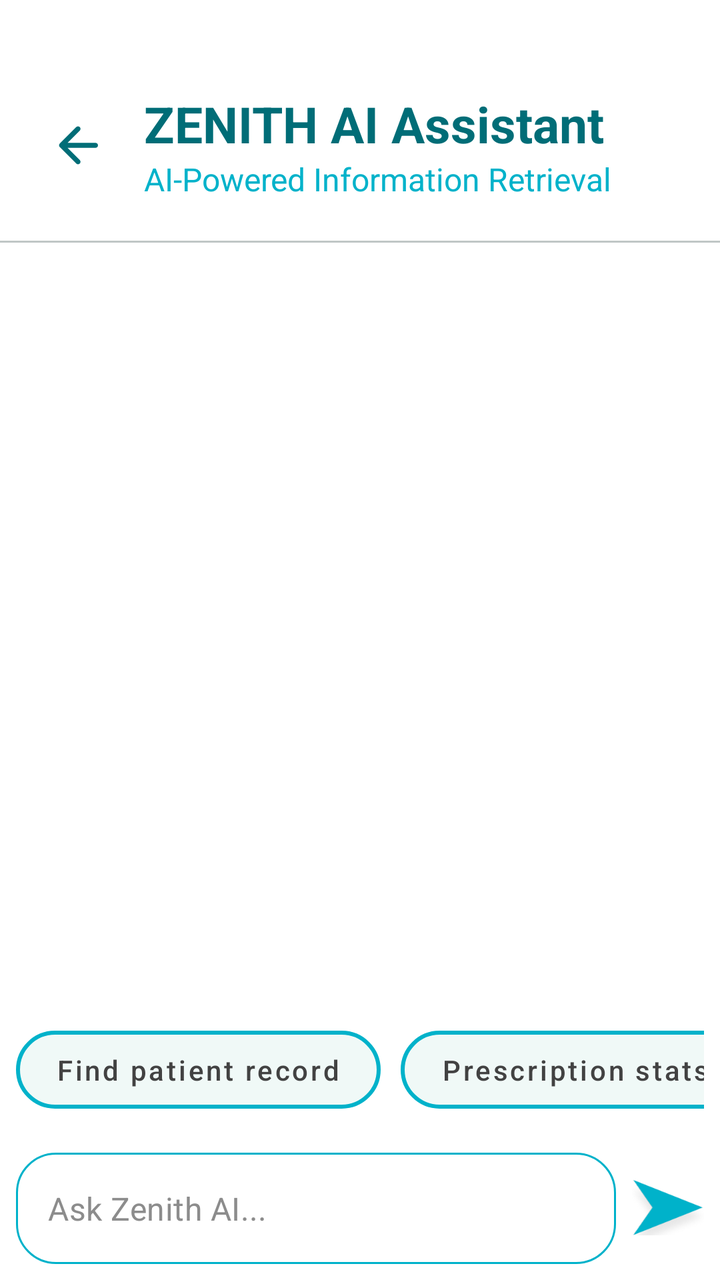
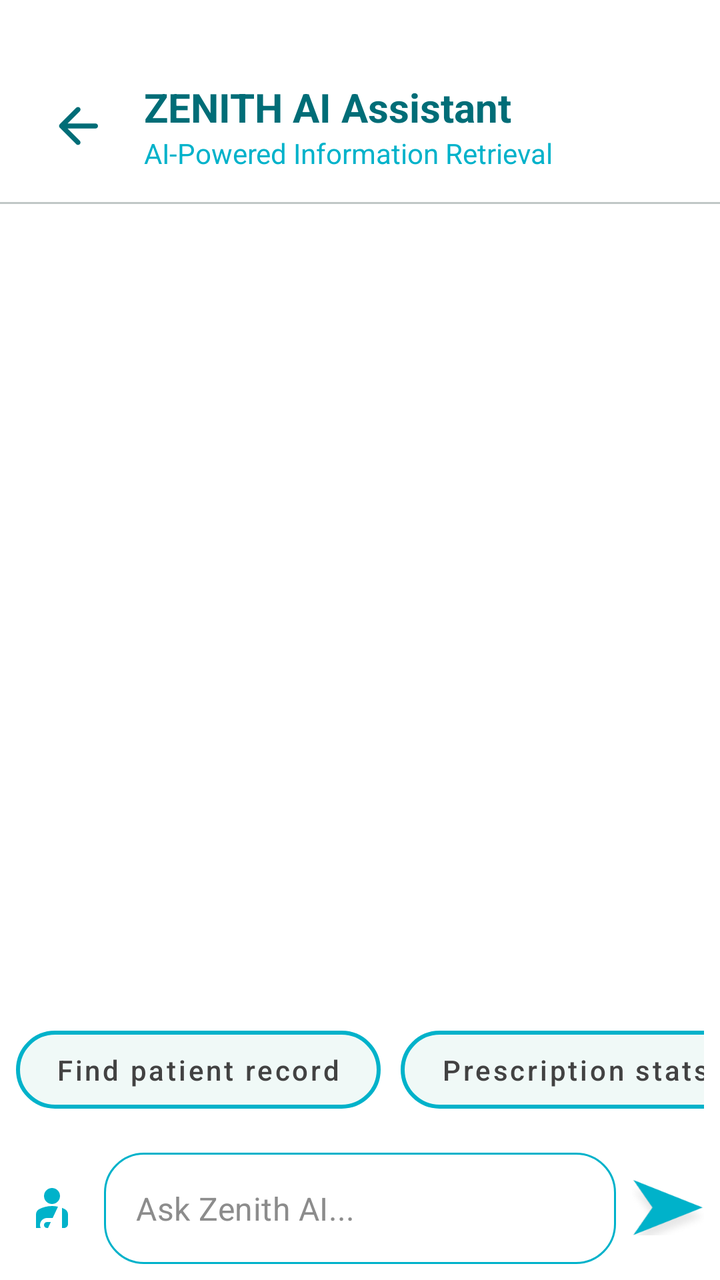

The first picture is an Android layout as it rendered before a commit; the second is the same layout after the commit. The layout source and the unified diff follow.
<!-- AndroidManifest.xml: application theme Theme.Zenith -->
<!-- res/layout/activity_chatbot.xml -->
<?xml version="1.0" encoding="utf-8"?>
<androidx.constraintlayout.widget.ConstraintLayout xmlns:android="http://schemas.android.com/apk/res/android"
    xmlns:app="http://schemas.android.com/apk/res-auto"
    xmlns:tools="http://schemas.android.com/tools"
    android:id="@+id/main"
    android:layout_width="match_parent"
    android:layout_height="match_parent"
    tools:context=".Chatbot">

    <RelativeLayout
        android:id="@+id/toolbar_layout"
        android:layout_width="match_parent"
        android:layout_height="wrap_content"
        android:layout_marginTop="24sp"
        android:background="@drawable/bottom_divider"
        android:paddingHorizontal="24dp"
        android:paddingVertical="21sp"
        app:layout_constraintTop_toTopOf="parent"
        app:layout_constraintStart_toStartOf="parent"
        app:layout_constraintEnd_toEndOf="parent">

        <ImageButton
            android:id="@+id/back"
            android:layout_width="30dp"
            android:layout_height="30dp"
            android:layout_centerVertical="true"
            android:background="@drawable/round_arrow_back_24"
            android:contentDescription="@string/none" />

        <LinearLayout
            android:layout_width="wrap_content"
            android:layout_height="wrap_content"
            android:layout_marginStart="18dp"
            android:layout_toEndOf="@id/back"
            android:orientation="vertical">

            <TextView
                android:id="@+id/toolbar_title"
                android:layout_width="wrap_content"
                android:layout_height="wrap_content"
                android:text="ZENITH AI Assistant"
                android:textColor="@color/caribbean"
                android:textSize="25sp"
                android:textStyle="bold" />

            <TextView
                android:id="@+id/toolbar_subtitle"
                android:layout_width="wrap_content"
                android:layout_height="wrap_content"
                android:text="AI-Powered Information Retrieval"
                android:textColor="@color/moonstone"
                android:textSize="16sp" />

        </LinearLayout>
    </RelativeLayout>

    <androidx.recyclerview.widget.RecyclerView
        android:id="@+id/chat_recyclerview"
        android:layout_width="match_parent"
        android:layout_height="0dp"
        app:layout_constraintTop_toBottomOf="@id/toolbar_layout"
        app:layout_constraintBottom_toTopOf="@id/bottom_controls_layout"
        app:layout_constraintStart_toStartOf="parent"
        app:layout_constraintEnd_toEndOf="parent" />

    <HorizontalScrollView
        android:id="@+id/bottom_controls_layout"
        android:layout_width="match_parent"
        android:layout_height="wrap_content"
        android:padding="8dp"
        android:scrollbars="none"
        app:layout_constraintBottom_toTopOf="@id/chat"
        app:layout_constraintStart_toStartOf="parent"
        app:layout_constraintEnd_toEndOf="parent">

        <LinearLayout
            android:layout_width="wrap_content"
            android:layout_height="wrap_content"
            android:orientation="horizontal"
            android:gravity="center_vertical">

            <com.google.android.material.button.MaterialButton
                android:id="@+id/patient_records"
                android:layout_width="wrap_content"
                android:layout_height="wrap_content"
                android:paddingHorizontal="20dp"
                android:paddingVertical="10dp"
                android:backgroundTint="@color/cream"
                android:text="Find patient record"
                android:textColor="@color/text"
                android:textSize="14sp"
                android:textAllCaps="false"
                app:cornerRadius="20dp"
                app:strokeColor="@color/moonstone"
                app:strokeWidth="2dp"
                android:stateListAnimator="@null" />

            <com.google.android.material.button.MaterialButton
                android:id="@+id/prescription_stats"
                android:layout_width="wrap_content"
                android:layout_height="wrap_content"
                android:layout_marginStart="10dp"
                android:paddingHorizontal="20dp"
                android:paddingVertical="10dp"
                android:backgroundTint="@color/cream"
                android:text="Prescription stats"
                android:textColor="@color/text"
                android:textSize="14sp"
                android:textAllCaps="false"
                app:cornerRadius="20dp"
                app:strokeColor="@color/moonstone"
                app:strokeWidth="2dp"
                android:stateListAnimator="@null" />

            <com.google.android.material.button.MaterialButton
                android:id="@+id/follow_ups"
                android:layout_width="wrap_content"
                android:layout_height="wrap_content"
                android:layout_marginStart="10dp"
                android:paddingHorizontal="20dp"
                android:paddingVertical="10dp"
                android:backgroundTint="@color/cream"
                android:text="Upcoming follow-ups"
                android:textColor="@color/text"
                android:textSize="14sp"
                android:textAllCaps="false"
                app:cornerRadius="20dp"
                app:strokeColor="@color/moonstone"
                app:strokeWidth="2dp"
                android:stateListAnimator="@null" />

            <com.google.android.material.button.MaterialButton
                android:id="@+id/referral_suggestions"
                android:layout_width="wrap_content"
                android:layout_height="wrap_content"
                android:layout_marginStart="10dp"
                android:paddingHorizontal="20dp"
                android:paddingVertical="10dp"
                android:backgroundTint="@color/cream"
                android:text="Referral suggestions"
                android:textColor="@color/text"
                android:textSize="14sp"
                android:textAllCaps="false"
                app:cornerRadius="20dp"
                app:strokeColor="@color/moonstone"
                app:strokeWidth="2dp"
                android:stateListAnimator="@null" />

        </LinearLayout>

    </HorizontalScrollView>

    <LinearLayout
        android:id="@+id/chat"
        android:layout_width="match_parent"
        android:layout_height="wrap_content"
        android:orientation="horizontal"
        android:gravity="center_vertical"
        android:padding="8dp"
        app:layout_constraintBottom_toBottomOf="parent"
        app:layout_constraintStart_toStartOf="parent"
        app:layout_constraintEnd_toEndOf="parent">

        <com.google.android.material.textfield.TextInputLayout
            android:id="@+id/chat_input_layout"
            android:layout_width="0dp"
            android:layout_height="wrap_content"
            android:layout_weight="1"
            style="@style/Widget.MaterialComponents.TextInputLayout.OutlinedBox"
            app:boxStrokeWidth="1dp"
            app:boxStrokeWidthFocused="2dp"
            app:boxStrokeColor="@color/type_border_color"
            app:hintEnabled="false"
            app:boxCornerRadiusBottomEnd="20dp"
            app:boxCornerRadiusBottomStart="20dp"
            app:boxCornerRadiusTopEnd="20dp"
            app:boxCornerRadiusTopStart="20dp">

            <com.google.android.material.textfield.TextInputEditText
                android:id="@+id/chat_input_edittext"
                android:layout_width="match_parent"
                android:layout_height="wrap_content"
                android:hint="Ask Zenith AI..."
                android:textColorHint="#8C8C8C"
                android:inputType="textCapSentences|textMultiLine"
                android:maxLines="5"
                android:imeOptions="actionSend" />
        </com.google.android.material.textfield.TextInputLayout>

        <ImageButton
            android:scaleType="centerInside"
            android:id="@+id/send_button"
            android:layout_width="36dp"
            android:layout_height="36dp"
            android:layout_marginStart="8dp"
            android:src="@drawable/send"
            android:adjustViewBounds="true"
            android:background="?attr/selectableItemBackgroundBorderless"
            android:contentDescription="Send message" />

    </LinearLayout>

</androidx.constraintlayout.widget.ConstraintLayout>
<!-- resources referenced by this layout -->
<resources>
  <color name="caribbean">#FF006D77</color>
  <color name="cream">#FFF0F9F7</color>
  <color name="moonstone">#FF00B2CA</color>
  <color name="text">#FF424242</color>
  <!-- drawable bottom_divider (drawable) -->
  <?xml version="1.0" encoding="utf-8"?>
  <layer-list xmlns:android="http://schemas.android.com/apk/res/android">
      
      <item>
          <shape android:shape="rectangle">
              <solid android:color="@color/white" />
          </shape>
      </item>
  
      
      <item android:gravity="bottom">
          <shape android:shape="rectangle">
              <size android:height="1dp" />
              <solid android:color="@color/accent" />
          </shape>
      </item>
  </layer-list>
  <!-- drawable round_arrow_back_24 (drawable) -->
  <vector xmlns:android="http://schemas.android.com/apk/res/android" android:autoMirrored="true" android:height="24dp" android:tint="#006D77" android:viewportHeight="24" android:viewportWidth="24" android:width="24dp">
        
      <path android:fillColor="@android:color/white" android:pathData="M19,11H7.83l4.88,-4.88c0.39,-0.39 0.39,-1.03 0,-1.42 -0.39,-0.39 -1.02,-0.39 -1.41,0l-6.59,6.59c-0.39,0.39 -0.39,1.02 0,1.41l6.59,6.59c0.39,0.39 1.02,0.39 1.41,0 0.39,-0.39 0.39,-1.02 0,-1.41L7.83,13H19c0.55,0 1,-0.45 1,-1s-0.45,-1 -1,-1z"/>
      
  </vector>
  <!-- drawable send: png bitmap (drawable, 9348 bytes) -->
  <string name="none">none</string>
  <style name="Theme.Zenith" parent="Theme.MaterialComponents.Light.NoActionBar">
          
          <item name="colorPrimary">@color/moonstone</item>
          <item name="colorPrimaryVariant">@color/caribbean</item>
          <item name="colorOnPrimary">@color/coral</item>
          
          <item name="colorSecondary">@color/coral</item>
          <item name="colorSecondaryVariant">@color/tangerine</item>
          <item name="colorOnSecondary">@color/moonstone</item>
          
          <item name="android:statusBarColor">?attr/colorPrimaryVariant</item>
          
      </style>
  <color name="white">#FFFFFFFF</color>
  <color name="accent">#FFC0C7C6</color>
  <color name="coral">#FFFF7B54</color>
  <color name="tangerine">#FFFF9576</color>
</resources>

<!-- the commit's change to res/layout/activity_chatbot.xml (unified diff, before → after) -->
@@ -7,6 +7,7 @@
     android:layout_height="match_parent"
     tools:context=".Chatbot">
 
+    
     <RelativeLayout
         android:id="@+id/toolbar_layout"
         android:layout_width="match_parent"
@@ -14,7 +15,7 @@
         android:layout_marginTop="24sp"
         android:background="@drawable/bottom_divider"
         android:paddingHorizontal="24dp"
-        android:paddingVertical="21sp"
+        android:paddingVertical="16sp"
         app:layout_constraintTop_toTopOf="parent"
         app:layout_constraintStart_toStartOf="parent"
         app:layout_constraintEnd_toEndOf="parent">
@@ -25,7 +26,8 @@
             android:layout_height="30dp"
             android:layout_centerVertical="true"
             android:background="@drawable/round_arrow_back_24"
-            android:contentDescription="@string/none" />
+            android:contentDescription="@string/none"
+            tools:ignore="TouchTargetSizeCheck" />
 
         <LinearLayout
             android:layout_width="wrap_content"
@@ -40,7 +42,7 @@
                 android:layout_height="wrap_content"
                 android:text="ZENITH AI Assistant"
                 android:textColor="@color/caribbean"
-                android:textSize="25sp"
+                android:textSize="20sp"
                 android:textStyle="bold" />
 
             <TextView
@@ -49,11 +51,15 @@
                 android:layout_height="wrap_content"
                 android:text="AI-Powered Information Retrieval"
                 android:textColor="@color/moonstone"
-                android:textSize="16sp" />
+                android:textSize="14sp" />
 
         </LinearLayout>
+
+        
+
     </RelativeLayout>
 
+    
     <androidx.recyclerview.widget.RecyclerView
         android:id="@+id/chat_recyclerview"
         android:layout_width="match_parent"
@@ -63,6 +69,7 @@
         app:layout_constraintStart_toStartOf="parent"
         app:layout_constraintEnd_toEndOf="parent" />
 
+    
     <HorizontalScrollView
         android:id="@+id/bottom_controls_layout"
         android:layout_width="match_parent"
@@ -150,6 +157,7 @@
 
     </HorizontalScrollView>
 
+    
     <LinearLayout
         android:id="@+id/chat"
         android:layout_width="match_parent"
@@ -160,6 +168,19 @@
         app:layout_constraintBottom_toBottomOf="parent"
         app:layout_constraintStart_toStartOf="parent"
         app:layout_constraintEnd_toEndOf="parent">
+
+        
+        <ImageButton
+            android:id="@+id/btn_select_patient"
+            android:layout_width="36dp"
+            android:layout_height="36dp"
+            android:layout_marginEnd="8dp"
+            android:background="?attr/selectableItemBackgroundBorderless"
+            android:contentDescription="Select Patient Context"
+            android:scaleType="centerInside"
+            android:src="@drawable/profile2"
+            app:tint="@color/moonstone"
+            tools:ignore="TouchTargetSizeCheck" />
 
         <com.google.android.material.textfield.TextInputLayout
             android:id="@+id/chat_input_layout"
@@ -187,16 +208,18 @@
                 android:imeOptions="actionSend" />
         </com.google.android.material.textfield.TextInputLayout>
 
+        
         <ImageButton
-            android:scaleType="centerInside"
             android:id="@+id/send_button"
             android:layout_width="36dp"
             android:layout_height="36dp"
             android:layout_marginStart="8dp"
-            android:src="@drawable/send"
             android:adjustViewBounds="true"
             android:background="?attr/selectableItemBackgroundBorderless"
-            android:contentDescription="Send message" />
+            android:contentDescription="Send message"
+            android:scaleType="centerInside"
+            android:src="@drawable/send"
+            tools:ignore="TouchTargetSizeCheck" />
 
     </LinearLayout>
 
<!-- resource entries referenced after the edit -->
@@ -22,6 +22,12 @@
           </shape>
       </item>
   </layer-list>
+  <!-- drawable profile2 (drawable) -->
+  <vector xmlns:android="http://schemas.android.com/apk/res/android" android:height="24dp" android:tint="#006D77" android:viewportHeight="24" android:viewportWidth="24" android:width="24dp">
+        
+      <path android:fillColor="@android:color/white" android:pathData="M8,6c0,-2.21 1.79,-4 4,-4s4,1.79 4,4c0,2.21 -1.79,4 -4,4S8,8.21 8,6zM17,22h1c1.1,0 2,-0.9 2,-2l0,-4.78c0,-1.12 -0.61,-2.15 -1.61,-2.66c-0.43,-0.22 -0.9,-0.43 -1.39,-0.62L17,22zM12.34,17L15,11.33C14.07,11.12 13.07,11 12,11c-2.53,0 -4.71,0.7 -6.39,1.56C4.61,13.07 4,14.1 4,15.22L4,22h2.34C6.12,21.55 6,21.04 6,20.5C6,18.57 7.57,17 9.5,17H12.34zM10,22l1.41,-3H9.5C8.67,19 8,19.67 8,20.5S8.67,22 9.5,22H10z"/>
+      
+  </vector>
   <!-- drawable round_arrow_back_24 (drawable) -->
   <vector xmlns:android="http://schemas.android.com/apk/res/android" android:autoMirrored="true" android:height="24dp" android:tint="#006D77" android:viewportHeight="24" android:viewportWidth="24" android:width="24dp">
         
